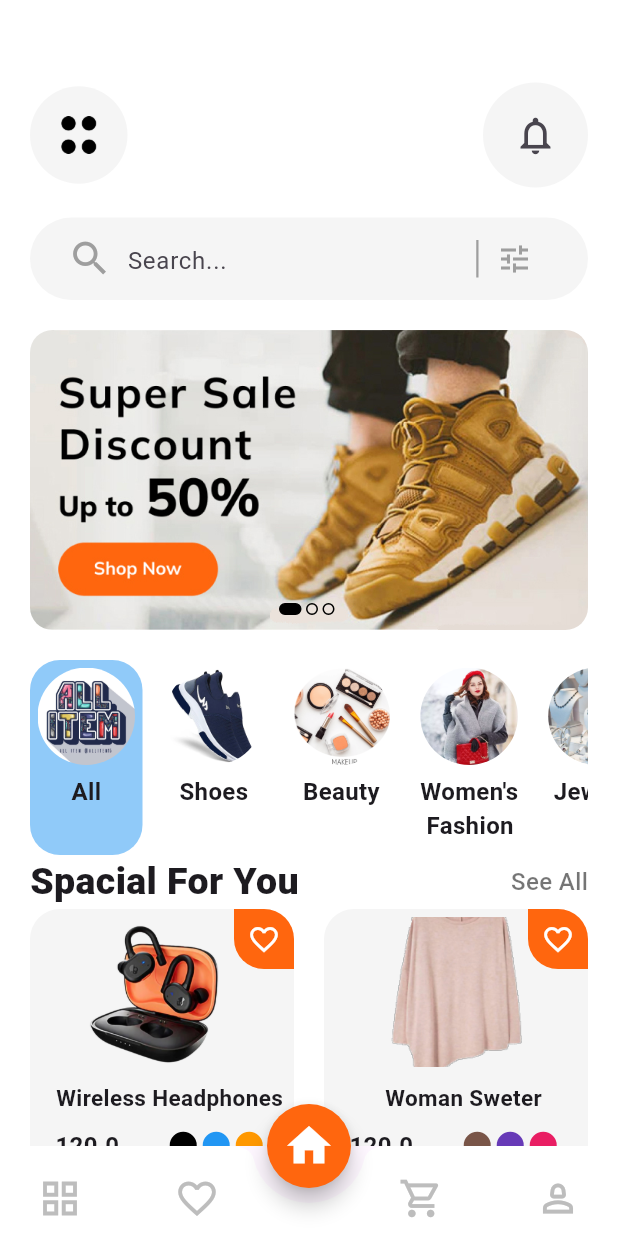
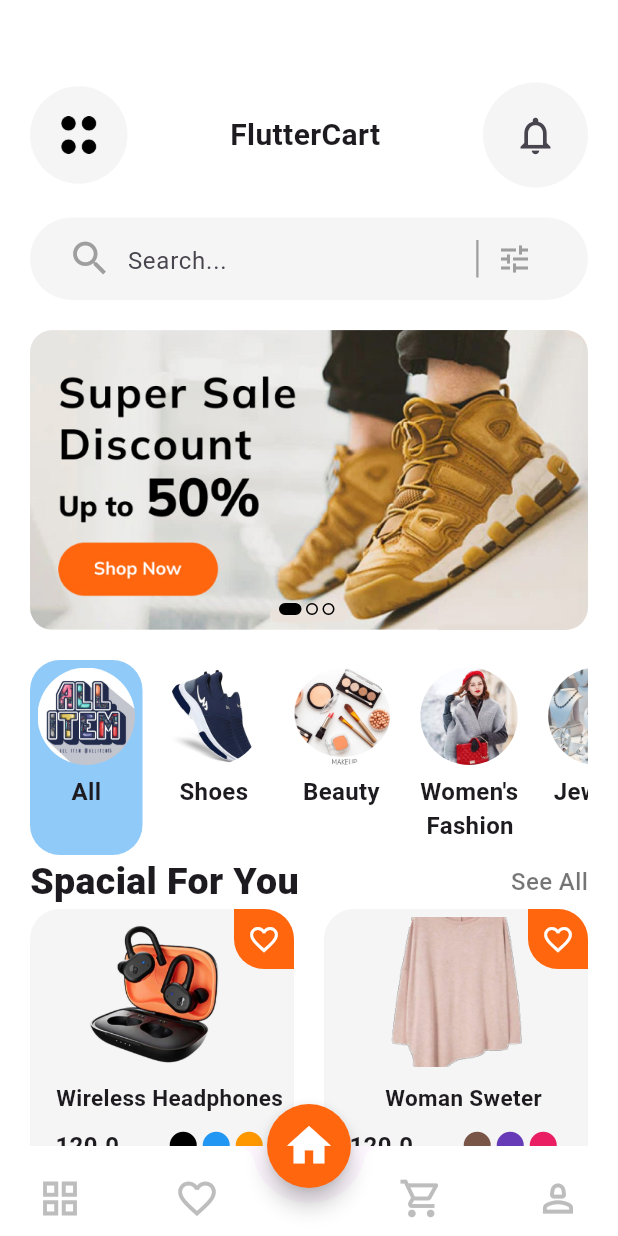
Before and after one commit to pradeep-kumar-08/Flutter-E-Commerce-App-with-Provider, a Flutter app: the screen it shows after launch, on a phone screen of 412 x 824 dp. Run offline on Flutter 3.47's test engine with Material 3 defaults, Android fonts, the phone set to English and light mode, and no system bars.

Commit message:
give app name

```diff
--- a/lib/screen/Home/Widget/Home_app_bar.dart
+++ b/lib/screen/Home/Widget/Home_app_bar.dart
@@ -3,9 +3,7 @@ import 'package:flutter/material.dart';
 import '../../../constants.dart';
 
 class coustomAppBar extends StatelessWidget {
-  const coustomAppBar({
-    super.key,
-  });
+  const coustomAppBar({super.key});
 
   @override
   Widget build(BuildContext context) {
@@ -21,6 +19,10 @@ class coustomAppBar extends StatelessWidget {
 
           icon: Image.asset("images/icon.png", height: 25),
         ),
+        Text(
+          "FlutterCart",
+          style: TextStyle(fontSize: 20, fontWeight: FontWeight.bold),
+        ),
         IconButton(
           style: IconButton.styleFrom(
             backgroundColor: kcontentColor,
```
